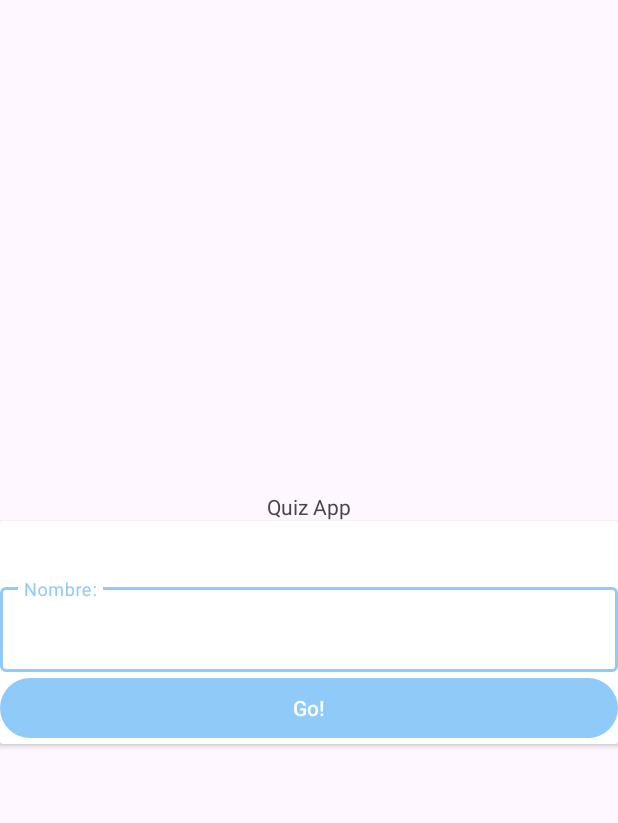
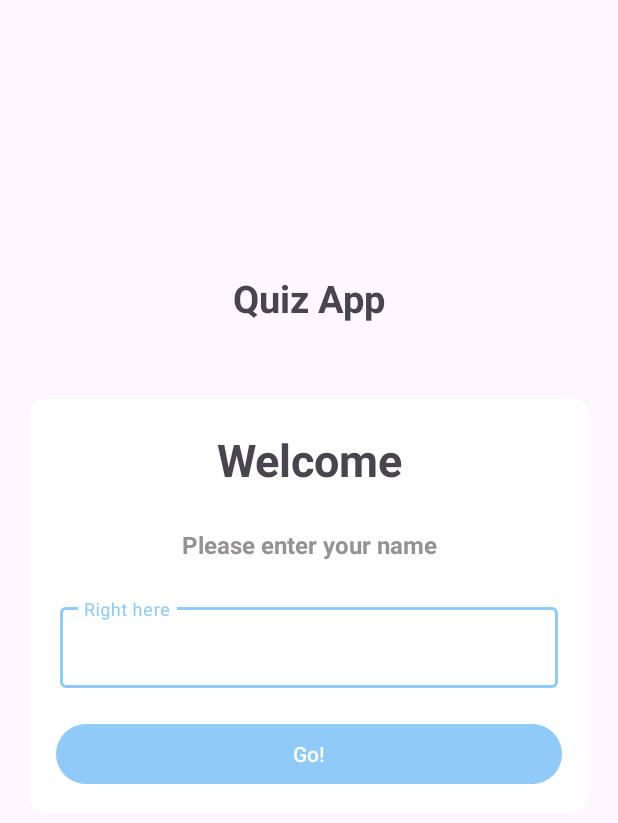
Before and after one commit to Benji41/Android-Quiz-App, an Android app: the screen it shows after launch (MainActivity), on a phone screen of 412 x 824 dp. Shown: the top 823 px of the screen. Run offline under Robolectric (Android 15) with nearby library versions, the phone set to English and light mode, and no system bars.

Commit message:
CardView

```diff
--- a/app/src/main/AndroidManifest.xml
+++ b/app/src/main/AndroidManifest.xml
@@ -15,6 +15,7 @@
         tools:targetApi="31">
         <activity
             android:name=".MainActivity"
+            android:screenOrientation="portrait"
             android:exported="true">
             <intent-filter>
                 <action android:name="android.intent.action.MAIN" />
--- a/app/src/main/res/layout/activity_main.xml
+++ b/app/src/main/res/layout/activity_main.xml
@@ -11,13 +11,19 @@
     <TextView
         android:layout_width="match_parent"
         android:layout_height="wrap_content"
+        android:gravity="center"
         android:text="@string/app_name"
-        android:gravity="center"
-        />
+        android:textSize="25sp"
+        android:textStyle="bold"
+        android:layout_marginBottom="50dp"/>
 
     <androidx.cardview.widget.CardView
         android:layout_width="match_parent"
-        android:layout_height="wrap_content" >
+        android:layout_height="wrap_content"
+        android:layout_marginBottom="100dp"
+        android:layout_marginHorizontal="20dp"
+        app:cardCornerRadius="10dp"
+        >
 
         <LinearLayout
             android:layout_width="match_parent"
@@ -28,31 +34,48 @@
                 android:id="@+id/textView2"
                 android:layout_width="match_parent"
                 android:layout_height="wrap_content"
+                android:layout_margin="20dp"
                 android:gravity="center"
-                tools:text="EXAMPLE" />
+                android:text="@string/greeting"
+                android:textSize="30sp"
+                android:textStyle="bold" />
 
             <TextView
                 android:id="@+id/textView3"
                 android:layout_width="match_parent"
                 android:layout_height="wrap_content"
+                android:layout_margin="5dp"
                 android:gravity="center"
-                tools:text="EXAMPLE" />
+                android:text="@string/greeting_subtitle"
+                android:textColor="@color/gray_200"
+                android:textSize="16sp"
+                android:textStyle="bold" />
 
             <com.google.android.material.textfield.TextInputLayout
                 android:layout_width="match_parent"
-                android:layout_height="match_parent">
+                android:layout_height="match_parent"
+                android:layout_marginTop="20dp"
+                android:layout_marginBottom="20dp"
+                android:layout_marginHorizontal="20dp">
 
                 <com.google.android.material.textfield.TextInputEditText
                     android:layout_width="match_parent"
                     android:layout_height="wrap_content"
-                    android:hint="@string/editT_register_hint"/>
+                    android:hint="@string/editT_register_hint"
+                    android:textSize="14sp"
+                    android:textColor="@color/gray_200"
+                    android:inputType="textCapWords"/>
             </com.google.android.material.textfield.TextInputLayout>
 
             <Button
                 android:id="@+id/button"
                 android:layout_width="match_parent"
                 android:layout_height="wrap_content"
-                android:text="@string/btn_register_text" />
+                android:text="@string/btn_register_text"
+                android:textStyle="normal"
+                android:layout_marginBottom="15dp"
+                android:layout_marginHorizontal="17dp"
+                />
         </LinearLayout>
     </androidx.cardview.widget.CardView>
 
--- a/app/src/main/res/values/strings.xml
+++ b/app/src/main/res/values/strings.xml
@@ -1,5 +1,7 @@
 <resources>
     <string name="app_name">Quiz App</string>
     <string name="btn_register_text">Go!</string>
-    <string name="editT_register_hint">Nombre:</string>
+    <string name="editT_register_hint">Right here</string>
+    <string name="greeting">Welcome</string>
+    <string name="greeting_subtitle">Please enter your name</string>
 </resources>
```
